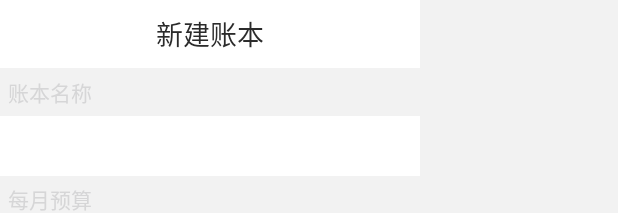
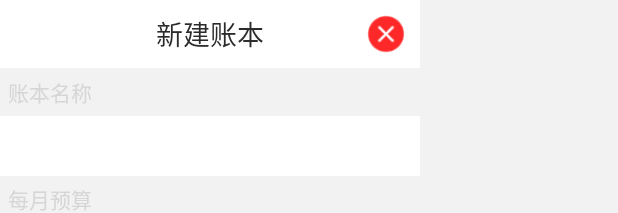
Before and after one commit to zengwei123/financial, an Android app: the layout z_dialog_notebook_layout.xml on its own in the app's theme, with its tools: preview values and no code run, on a phone screen of 412 x 824 dp. Shown: the top 213 px of the screen. Run offline under Robolectric (Android 15) with nearby library versions, the phone set to English and light mode, and no system bars.

Commit message:
账本功能完成！耶耶耶

```diff
--- a/app/src/main/res/layout/z_dialog_notebook_layout.xml
+++ b/app/src/main/res/layout/z_dialog_notebook_layout.xml
@@ -15,8 +15,11 @@
             android:id="@+id/Z_Dialog_NoteBook_Title"
             android:textColor="@color/C2b2b2b"
             android:textSize="@dimen/Text_Big_sp" />
-        <TextView
+        <ImageView
+            android:id="@+id/Z_Dialog_NoteBook_Delete"
             android:layout_alignParentRight="true"
+            android:src="@mipmap/delete"
+            android:padding="10dp"
             android:layout_width="45dp"
             android:layout_height="45dp" />
     </RelativeLayout>
```
Also changed, not shown: app/src/main/java/com/cnitpm/financial/Page/Fragment/Main/MainPresenter.java (+46 -6 lines), app/src/main/res/layout/sum_layout.xml (+8 -3 lines), app/src/main/res/mipmap-xhdpi/delete.png (added).
